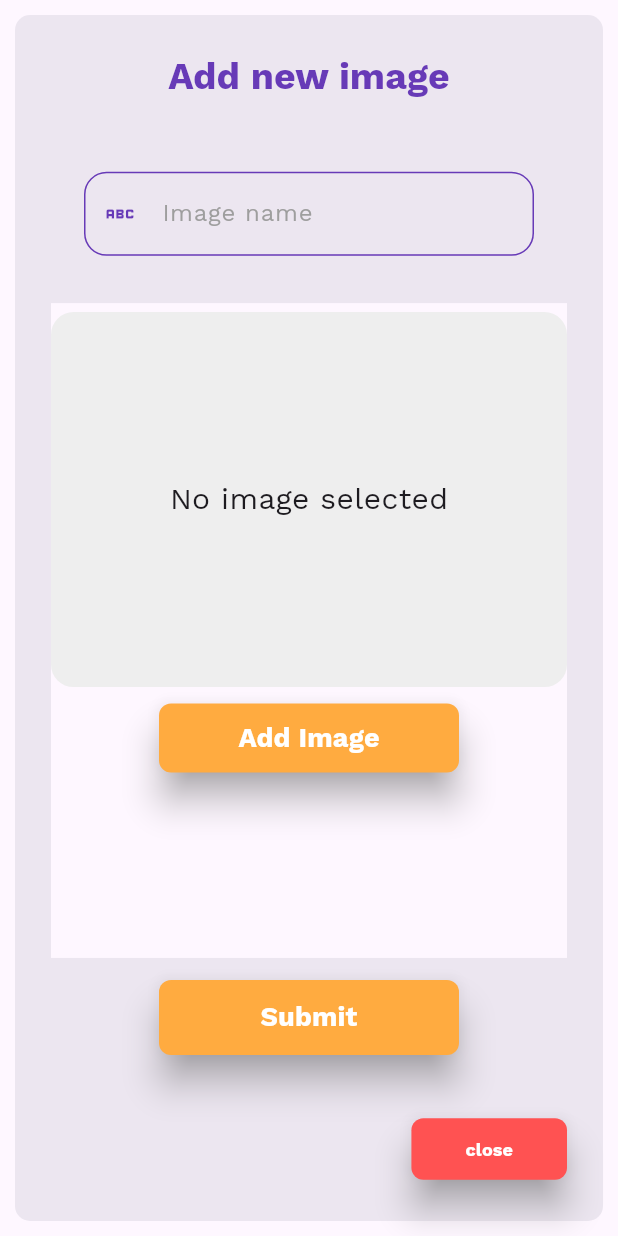
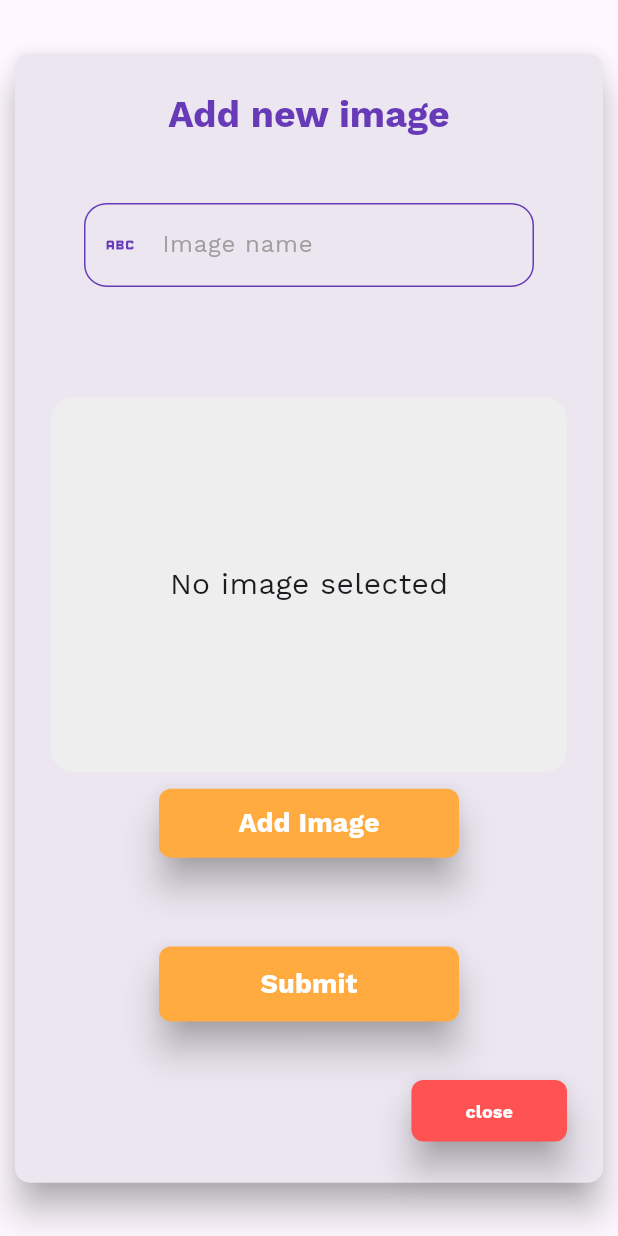
Before and after one commit to SadraMoghadam/TripTales, a Flutter app: the CreateImagePage widget shown alone on an empty page, opened directly, on a phone screen of 412 x 824 dp. Run offline on Flutter 3.47's test engine with Material 3 defaults, Android fonts, the phone set to English and light mode, and no system bars; our stand-ins replace firebase_core, image_cropper, image_picker, lottie, video_player; missing offline and left inert: matrix_gesture_detector; accounts and stored records are empty; network calls fail.

Commit message:
Fixed bugs of create image and video

```diff
--- a/lib/src/pages/create_image_page.dart
+++ b/lib/src/pages/create_image_page.dart
@@ -47,6 +47,8 @@ class _CreateImagePageState extends State<CreateImagePage> {
     DeviceInfo device = DeviceInfo();
     device.computeDeviceInfo(context);
     return AlertDialog(
+      elevation: 10,
+      shadowColor: Colors.grey,
       title: const Center(
           child: Text(
         'Add new image',
@@ -71,8 +73,9 @@ class _CreateImagePageState extends State<CreateImagePage> {
   }
 
   Widget buildBody(DeviceInfo device) {
-    return Container(
-      height: device.height,
+    return SingleChildScrollView(
+      child: Container(
+        height: device.height - 240,
         width: device.width,
         child: Form(
           key: _formKey,
@@ -115,7 +118,7 @@ class _CreateImagePageState extends State<CreateImagePage> {
             ],
           ),
         ),
+      ),
     );
   }
-
 }
--- a/lib/src/pages/tale.dart
+++ b/lib/src/pages/tale.dart
@@ -14,9 +14,9 @@ class TalePage extends StatelessWidget {
   Widget build(BuildContext context) {
     DeviceInfo device = DeviceInfo();
     device.computeDeviceInfo(context);
-    return MaterialApp(
-        debugShowCheckedModeBanner: false,
-        home: CustomAppBar(
+    return Scaffold(
+        resizeToAvoidBottomInset: false,
+        body: CustomAppBar(
           bodyTale: buildBody(device),
           showIcon: true,
         ));
--- a/lib/src/screen/set_photo_screen.dart
+++ b/lib/src/screen/set_photo_screen.dart
@@ -129,13 +129,7 @@ class _SetPhotoScreenState extends State<SetPhotoScreen> {
 
   @override
   Widget build(BuildContext context) {
-    return Scaffold(
-      /*
-      body: SafeArea(
-        child: Padding(
-          padding: const EdgeInsets.only(left: 5, right: 5, bottom: 5, top: 5),
-          child: */
-      body: SizedBox(
+    return SizedBox(
         height: 320,
         child: Column(
           crossAxisAlignment: CrossAxisAlignment.start,
@@ -212,7 +206,6 @@ class _SetPhotoScreenState extends State<SetPhotoScreen> {
             ),
           ],
         ),
-      ),
     );
   }
 }
```
Also changed, not shown: lib/src/pages/create_video_page.dart (+6 -3 lines), lib/src/widgets/button_slider.dart (+22 -1 lines). Lines whose indentation alone changed are shown as unchanged.
